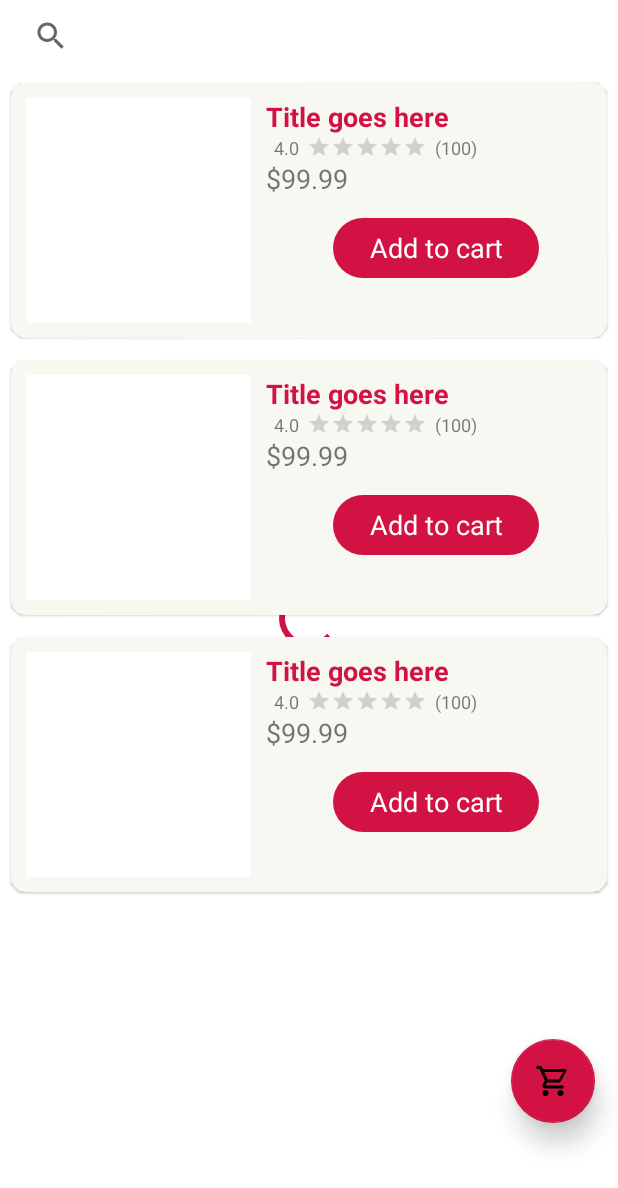
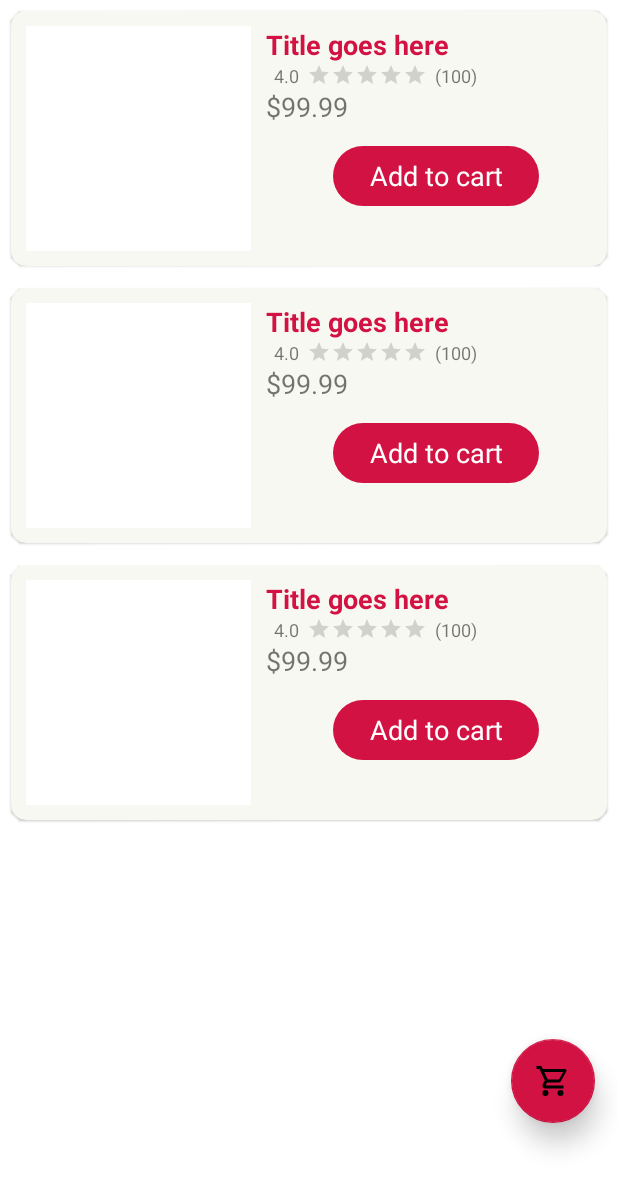
Before and after one commit to nilaymitash/Trader_Joes_App, an Android app: the layout fragment_product_list.xml on its own in the app's theme, with its tools: preview values and no code run, on a phone screen of 412 x 824 dp. Shown: the top 1188 px of the screen. Run offline under Robolectric (Android 15) with nearby library versions, the phone set to English and light mode, and no system bars.

Commit message:
Moved search bar to the toolbar

```diff
--- a/app/src/main/res/layout/fragment_product_list.xml
+++ b/app/src/main/res/layout/fragment_product_list.xml
@@ -5,13 +5,6 @@
     android:layout_width="match_parent"
     android:layout_height="match_parent"
     tools:context=".fragments.ProductListFragment">
-
-    <androidx.appcompat.widget.SearchView
-        android:id="@+id/search_bar"
-        android:layout_width="wrap_content"
-        android:layout_height="wrap_content"
-        android:layout_marginLeft="10dp"
-        android:layout_marginRight="10dp"/>
 
     <ProgressBar
         android:id="@+id/loading_indicator"
@@ -22,26 +15,11 @@
 
     <androidx.recyclerview.widget.RecyclerView
         android:id="@+id/recyclerView"
-        android:layout_below="@id/search_bar"
         android:layout_width="match_parent"
         android:layout_height="match_parent"
         android:orientation="vertical"
         app:layoutManager="androidx.recyclerview.widget.LinearLayoutManager"
         tools:listitem="@layout/product_list_item"/>
-
-    <!--<com.google.android.material.button.MaterialButton
-        style="@style/Widget.Material3.Button.IconButton.Filled"
-        app:icon="@drawable/cart_outline"
-        app:iconSize="48dp"
-        app:strokeColor="@color/tj_red_primary"
-        android:id="@+id/floating_cart_btn"
-        android:layout_width="wrap_content"
-        android:layout_height="wrap_content"
-        android:layout_alignParentEnd="true"
-        android:layout_alignParentBottom="true"
-        android:layout_marginBottom="30dp"
-        android:layout_marginRight="15dp"
-        android:elevation="10dp"/>-->
 
     <com.google.android.material.floatingactionbutton.FloatingActionButton
         style="@style/Widget.Material3.Button.IconButton.Filled"
--- a/app/src/main/res/menu/toolbar_menu.xml
+++ b/app/src/main/res/menu/toolbar_menu.xml
@@ -10,10 +10,4 @@
         app:showAsAction="always"
         app:actionViewClass="androidx.appcompat.widget.SearchView" />
 
-    <!--<item
-        android:id="@+id/barcode_option"
-        android:title="Scan barcode"
-        android:icon="@drawable/barcode_scan"
-        android:iconTint="@color/white"
-        app:showAsAction="always"/>-->
 </menu>
```
Also changed, not shown: app/src/main/java/com/trader/joes/activity/HomeActivity.java (+0 -7 lines), app/src/main/java/com/trader/joes/fragments/ProductListFragment.java (+12 -21 lines).
